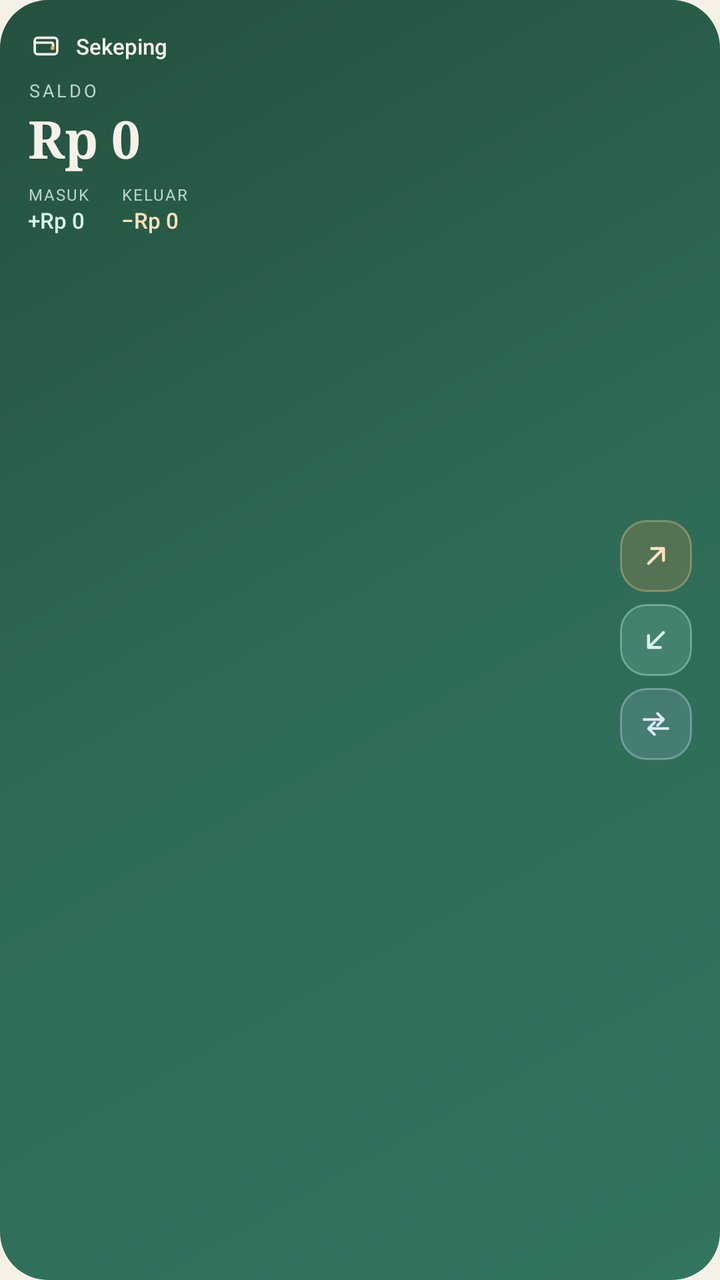
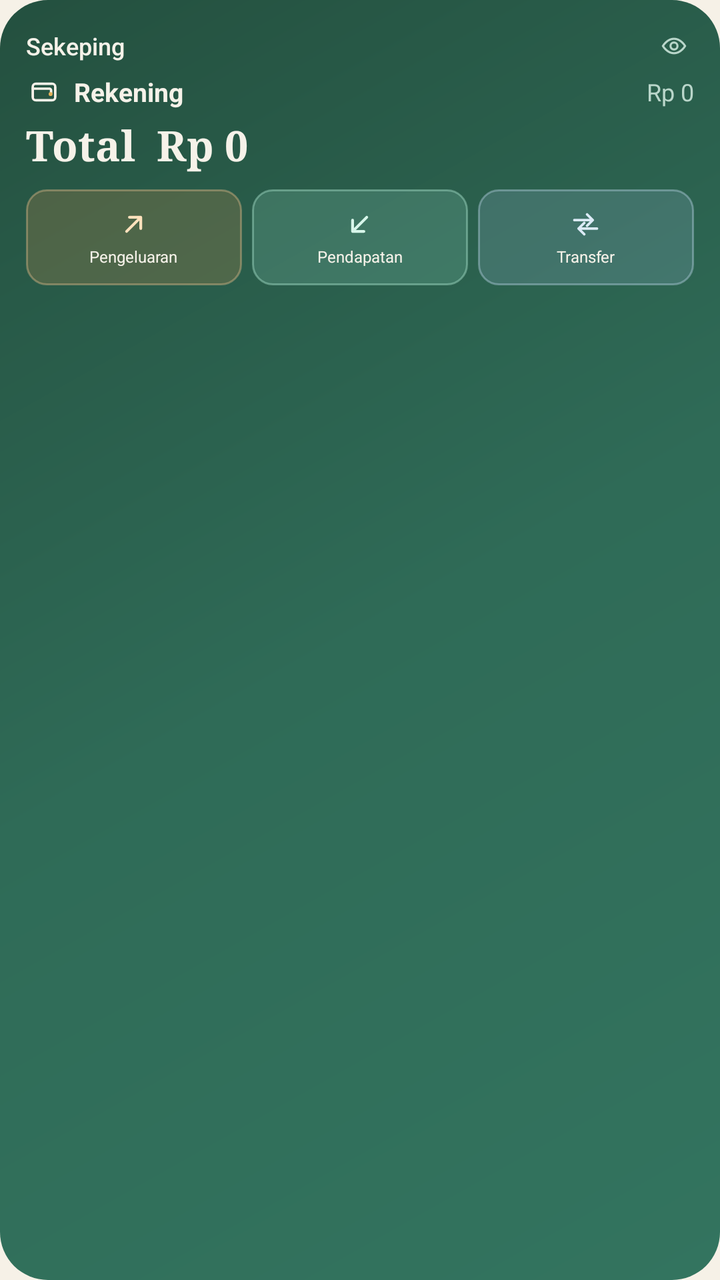

An Android layout rendered at two revisions. The XML below is the earlier revision; the diff shows what the commit changed to produce the second picture.
<!-- AndroidManifest.xml: application theme Theme.Sekeping -->
<!-- res/layout/widget_sekeping_medium.xml -->
<?xml version="1.0" encoding="utf-8"?>
<LinearLayout xmlns:android="http://schemas.android.com/apk/res/android"
    android:id="@+id/widget_root"
    android:layout_width="match_parent"
    android:layout_height="match_parent"
    android:background="@drawable/widget_bg"
    android:contentDescription="@string/widget_open"
    android:orientation="horizontal"
    android:padding="14dp">

    <LinearLayout
        android:layout_width="0dp"
        android:layout_height="match_parent"
        android:layout_weight="1"
        android:orientation="vertical">

        <LinearLayout
            android:layout_width="match_parent"
            android:layout_height="wrap_content"
            android:gravity="center_vertical"
            android:orientation="horizontal">

            <ImageView
                android:layout_width="18dp"
                android:layout_height="18dp"
                android:contentDescription="@string/app_name"
                android:src="@drawable/ic_wallet" />

            <TextView
                android:layout_width="wrap_content"
                android:layout_height="wrap_content"
                android:layout_marginStart="6dp"
                android:fontFamily="sans-serif-medium"
                android:text="@string/app_name"
                android:textColor="@color/widget_cream"
                android:textSize="11sp" />

            <TextView
                android:id="@+id/widget_accounts"
                android:layout_width="0dp"
                android:layout_height="wrap_content"
                android:layout_marginStart="8dp"
                android:layout_weight="1"
                android:ellipsize="end"
                android:gravity="end"
                android:maxLines="1"
                android:textColor="@color/widget_muted"
                android:textSize="9sp" />
        </LinearLayout>

        <TextView
            android:id="@+id/widget_caption"
            android:layout_width="match_parent"
            android:layout_height="wrap_content"
            android:layout_marginTop="7dp"
            android:letterSpacing="0.14"
            android:text="@string/widget_caption"
            android:textAllCaps="true"
            android:textColor="@color/widget_muted"
            android:textSize="9sp" />

        <TextView
            android:id="@+id/widget_balance"
            android:layout_width="match_parent"
            android:layout_height="wrap_content"
            android:ellipsize="end"
            android:fontFamily="serif"
        android:textStyle="bold"
            android:maxLines="1"
            android:text="Rp 0"
            android:textColor="@color/widget_cream"
            android:textSize="26sp" />

        <LinearLayout
            android:layout_width="wrap_content"
            android:layout_height="wrap_content"
            android:layout_marginTop="5dp"
            android:orientation="horizontal">

            <LinearLayout
                android:layout_width="wrap_content"
                android:layout_height="wrap_content"
                android:orientation="vertical">

                <TextView
                    android:layout_width="wrap_content"
                    android:layout_height="wrap_content"
                    android:letterSpacing="0.08"
                    android:text="@string/widget_month_in"
                    android:textAllCaps="true"
                    android:textColor="@color/widget_muted"
                    android:textSize="8sp" />

                <TextView
                    android:id="@+id/widget_month_in"
                    android:layout_width="wrap_content"
                    android:layout_height="wrap_content"
                    android:fontFamily="sans-serif-medium"
                    android:text="+Rp 0"
                    android:textColor="@color/widget_icon_income"
                    android:textSize="11sp" />
            </LinearLayout>

            <LinearLayout
                android:layout_width="wrap_content"
                android:layout_height="wrap_content"
                android:layout_marginStart="16dp"
                android:orientation="vertical">

                <TextView
                    android:layout_width="wrap_content"
                    android:layout_height="wrap_content"
                    android:letterSpacing="0.08"
                    android:text="@string/widget_month_out"
                    android:textAllCaps="true"
                    android:textColor="@color/widget_muted"
                    android:textSize="8sp" />

                <TextView
                    android:id="@+id/widget_month_out"
                    android:layout_width="wrap_content"
                    android:layout_height="wrap_content"
                    android:fontFamily="sans-serif-medium"
                    android:text="−Rp 0"
                    android:textColor="@color/widget_icon_expense"
                    android:textSize="11sp" />
            </LinearLayout>
        </LinearLayout>
    </LinearLayout>

    <LinearLayout
        android:layout_width="36dp"
        android:layout_height="match_parent"
        android:layout_marginStart="10dp"
        android:gravity="center_vertical"
        android:orientation="vertical">

        <ImageView
            android:id="@+id/widget_expense"
            android:layout_width="36dp"
            android:layout_height="36dp"
            android:background="@drawable/widget_btn_expense"
            android:clickable="true"
            android:contentDescription="@string/widget_expense"
            android:focusable="true"
            android:padding="9dp"
            android:src="@drawable/ic_widget_expense"
            android:tint="@color/widget_icon_expense" />

        <ImageView
            android:id="@+id/widget_income"
            android:layout_width="36dp"
            android:layout_height="36dp"
            android:layout_marginTop="6dp"
            android:background="@drawable/widget_btn_income"
            android:clickable="true"
            android:contentDescription="@string/widget_income"
            android:focusable="true"
            android:padding="9dp"
            android:src="@drawable/ic_widget_income"
            android:tint="@color/widget_icon_income" />

        <ImageView
            android:id="@+id/widget_transfer"
            android:layout_width="36dp"
            android:layout_height="36dp"
            android:layout_marginTop="6dp"
            android:background="@drawable/widget_btn_transfer"
            android:clickable="true"
            android:contentDescription="@string/widget_transfer"
            android:focusable="true"
            android:padding="9dp"
            android:src="@drawable/ic_widget_transfer"
            android:tint="@color/widget_icon_transfer" />
    </LinearLayout>
</LinearLayout>
<!-- resources referenced by this layout -->
<resources>
  <color name="widget_cream">#F6F2E9</color>
  <color name="widget_icon_expense">#FFE1BC</color>
  <color name="widget_icon_income">#D8F6EA</color>
  <color name="widget_icon_transfer">#DCEBF7</color>
  <color name="widget_muted">#B9D6CA</color>
  <!-- drawable widget_bg (drawable) -->
  <?xml version="1.0" encoding="utf-8"?>
  <shape xmlns:android="http://schemas.android.com/apk/res/android"
      android:shape="rectangle">
      <gradient
          android:angle="135"
          android:centerColor="@color/brand"
          android:endColor="@color/brand_dark"
          android:startColor="#33745F"
          android:type="linear" />
      <corners android:radius="24dp" />
  </shape>
  <!-- drawable widget_btn_expense (drawable) -->
  <?xml version="1.0" encoding="utf-8"?>
  <ripple xmlns:android="http://schemas.android.com/apk/res/android"
      android:color="#33FFFFFF">
      <item>
          <shape android:shape="rectangle">
              <solid android:color="#3DC98A4B" />
              <corners android:radius="13dp" />
              <stroke
                  android:width="1dp"
                  android:color="#66E8BE8C" />
          </shape>
      </item>
  </ripple>
  <!-- drawable widget_btn_income (drawable) -->
  <?xml version="1.0" encoding="utf-8"?>
  <ripple xmlns:android="http://schemas.android.com/apk/res/android"
      android:color="#33FFFFFF">
      <item>
          <shape android:shape="rectangle">
              <solid android:color="#338FD8C0" />
              <corners android:radius="13dp" />
              <stroke
                  android:width="1dp"
                  android:color="#66B4EED8" />
          </shape>
      </item>
  </ripple>
  <!-- drawable widget_btn_transfer (drawable) -->
  <?xml version="1.0" encoding="utf-8"?>
  <ripple xmlns:android="http://schemas.android.com/apk/res/android"
      android:color="#33FFFFFF">
      <item>
          <shape android:shape="rectangle">
              <solid android:color="#339DBBD4" />
              <corners android:radius="13dp" />
              <stroke
                  android:width="1dp"
                  android:color="#66BED7EC" />
          </shape>
      </item>
  </ripple>
  <string name="app_name">Sekeping</string>
  <string name="widget_caption">Saldo</string>
  <string name="widget_expense">Pengeluaran</string>
  <string name="widget_income">Pendapatan</string>
  <string name="widget_month_in">Masuk</string>
  <string name="widget_month_out">Keluar</string>
  <string name="widget_open">Buka Sekeping</string>
  <string name="widget_transfer">Transfer</string>
  <style name="Theme.Sekeping" parent="Theme.AppCompat.DayNight.NoActionBar">
          <item name="colorPrimary">@color/brand</item>
          <item name="colorPrimaryDark">@color/paper</item>
          <item name="colorAccent">@color/accent</item>
          <item name="android:windowBackground">@color/paper</item>
          <item name="android:statusBarColor">@color/paper</item>
          <item name="android:navigationBarColor">@color/paper</item>
          <item name="android:windowLightStatusBar">true</item>
      </style>
  <color name="brand">#2F6B57</color>
  <color name="brand_dark">#24503F</color>
  <color name="paper">#F6F1E7</color>
  <color name="accent">#2F6B57</color>
  <!-- unchanged entries left out for length: 4 -->
</resources>

<!-- the commit's change to res/layout/widget_sekeping_medium.xml (unified diff, before → after) -->
@@ -5,172 +5,186 @@
     android:layout_height="match_parent"
     android:background="@drawable/widget_bg"
     android:contentDescription="@string/widget_open"
-    android:orientation="horizontal"
-    android:padding="14dp">
+    android:orientation="vertical"
+    android:padding="13dp">
 
     <LinearLayout
-        android:layout_width="0dp"
-        android:layout_height="match_parent"
-        android:layout_weight="1"
-        android:orientation="vertical">
-
-        <LinearLayout
-            android:layout_width="match_parent"
-            android:layout_height="wrap_content"
-            android:gravity="center_vertical"
-            android:orientation="horizontal">
-
-            <ImageView
-                android:layout_width="18dp"
-                android:layout_height="18dp"
-                android:contentDescription="@string/app_name"
-                android:src="@drawable/ic_wallet" />
-
-            <TextView
-                android:layout_width="wrap_content"
-                android:layout_height="wrap_content"
-                android:layout_marginStart="6dp"
-                android:fontFamily="sans-serif-medium"
-                android:text="@string/app_name"
-                android:textColor="@color/widget_cream"
-                android:textSize="11sp" />
-
-            <TextView
-                android:id="@+id/widget_accounts"
-                android:layout_width="0dp"
-                android:layout_height="wrap_content"
-                android:layout_marginStart="8dp"
-                android:layout_weight="1"
-                android:ellipsize="end"
-                android:gravity="end"
-                android:maxLines="1"
-                android:textColor="@color/widget_muted"
-                android:textSize="9sp" />
-        </LinearLayout>
+        android:layout_width="match_parent"
+        android:layout_height="wrap_content"
+        android:gravity="center_vertical"
+        android:orientation="horizontal">
 
         <TextView
-            android:id="@+id/widget_caption"
-            android:layout_width="match_parent"
-            android:layout_height="wrap_content"
-            android:layout_marginTop="7dp"
-            android:letterSpacing="0.14"
-            android:text="@string/widget_caption"
-            android:textAllCaps="true"
-            android:textColor="@color/widget_muted"
-            android:textSize="9sp" />
-
-        <TextView
-            android:id="@+id/widget_balance"
-            android:layout_width="match_parent"
-            android:layout_height="wrap_content"
-            android:ellipsize="end"
-            android:fontFamily="serif"
-        android:textStyle="bold"
-            android:maxLines="1"
-            android:text="Rp 0"
-            android:textColor="@color/widget_cream"
-            android:textSize="26sp" />
-
-        <LinearLayout
             android:layout_width="wrap_content"
             android:layout_height="wrap_content"
-            android:layout_marginTop="5dp"
-            android:orientation="horizontal">
+            android:fontFamily="sans-serif-medium"
+            android:text="@string/app_name"
+            android:textColor="@color/widget_cream"
+            android:textSize="12sp" />
 
-            <LinearLayout
-                android:layout_width="wrap_content"
-                android:layout_height="wrap_content"
-                android:orientation="vertical">
+        <View
+            android:layout_width="0dp"
+            android:layout_height="1dp"
+            android:layout_weight="1" />
 
-                <TextView
-                    android:layout_width="wrap_content"
-                    android:layout_height="wrap_content"
-                    android:letterSpacing="0.08"
-                    android:text="@string/widget_month_in"
-                    android:textAllCaps="true"
-                    android:textColor="@color/widget_muted"
-                    android:textSize="8sp" />
-
-                <TextView
-                    android:id="@+id/widget_month_in"
-                    android:layout_width="wrap_content"
-                    android:layout_height="wrap_content"
-                    android:fontFamily="sans-serif-medium"
-                    android:text="+Rp 0"
-                    android:textColor="@color/widget_icon_income"
-                    android:textSize="11sp" />
-            </LinearLayout>
-
-            <LinearLayout
-                android:layout_width="wrap_content"
-                android:layout_height="wrap_content"
-                android:layout_marginStart="16dp"
-                android:orientation="vertical">
-
-                <TextView
-                    android:layout_width="wrap_content"
-                    android:layout_height="wrap_content"
-                    android:letterSpacing="0.08"
-                    android:text="@string/widget_month_out"
-                    android:textAllCaps="true"
-                    android:textColor="@color/widget_muted"
-                    android:textSize="8sp" />
-
-                <TextView
-                    android:id="@+id/widget_month_out"
-                    android:layout_width="wrap_content"
-                    android:layout_height="wrap_content"
-                    android:fontFamily="sans-serif-medium"
-                    android:text="−Rp 0"
-                    android:textColor="@color/widget_icon_expense"
-                    android:textSize="11sp" />
-            </LinearLayout>
-        </LinearLayout>
+        <ImageView
+            android:id="@+id/widget_eye"
+            android:layout_width="20dp"
+            android:layout_height="20dp"
+            android:contentDescription="@string/widget_toggle_amounts"
+            android:padding="3dp"
+            android:src="@drawable/ic_eye"
+            android:tint="@color/widget_muted" />
     </LinearLayout>
 
     <LinearLayout
-        android:layout_width="36dp"
-        android:layout_height="match_parent"
-        android:layout_marginStart="10dp"
+        android:layout_width="match_parent"
+        android:layout_height="wrap_content"
+        android:layout_marginTop="4dp"
         android:gravity="center_vertical"
-        android:orientation="vertical">
+        android:orientation="horizontal">
 
         <ImageView
+            android:id="@+id/widget_provider_icon"
+            android:layout_width="18dp"
+            android:layout_height="18dp"
+            android:contentDescription="@string/widget_provider"
+            android:src="@drawable/ic_wallet" />
+
+        <TextView
+            android:id="@+id/widget_provider"
+            android:layout_width="0dp"
+            android:layout_height="wrap_content"
+            android:layout_marginStart="6dp"
+            android:layout_weight="1"
+            android:ellipsize="end"
+            android:maxLines="1"
+            android:text="@string/widget_provider"
+            android:textColor="@color/widget_cream"
+            android:textSize="13sp"
+            android:textStyle="bold" />
+
+        <TextView
+            android:id="@+id/widget_provider_balance"
+            android:layout_width="wrap_content"
+            android:layout_height="wrap_content"
+            android:layout_marginStart="8dp"
+            android:ellipsize="end"
+            android:maxLines="1"
+            android:text="Rp 0"
+            android:textColor="@color/widget_muted"
+            android:textSize="12sp" />
+    </LinearLayout>
+
+    <TextView
+        android:id="@+id/widget_total"
+        android:layout_width="match_parent"
+        android:layout_height="wrap_content"
+        android:layout_marginTop="3dp"
+        android:ellipsize="end"
+        android:fontFamily="serif"
+        android:maxLines="1"
+        android:text="Total  Rp 0"
+        android:textColor="@color/widget_cream"
+        android:textSize="21sp"
+        android:textStyle="bold" />
+
+    <LinearLayout
+        android:layout_width="match_parent"
+        android:layout_height="48dp"
+        android:layout_marginTop="8dp"
+        android:orientation="horizontal">
+
+        <LinearLayout
             android:id="@+id/widget_expense"
-            android:layout_width="36dp"
-            android:layout_height="36dp"
+            android:layout_width="0dp"
+            android:layout_height="match_parent"
+            android:layout_marginEnd="5dp"
+            android:layout_weight="1"
             android:background="@drawable/widget_btn_expense"
             android:clickable="true"
             android:contentDescription="@string/widget_expense"
             android:focusable="true"
-            android:padding="9dp"
-            android:src="@drawable/ic_widget_expense"
-            android:tint="@color/widget_icon_expense" />
+            android:gravity="center"
+            android:orientation="vertical">
 
-        <ImageView
+            <ImageView
+                android:layout_width="17dp"
+                android:layout_height="17dp"
+                android:contentDescription="@string/widget_expense"
+                android:src="@drawable/ic_widget_expense"
+                android:tint="@color/widget_icon_expense" />
+
+            <TextView
+                android:id="@+id/widget_expense_label"
+                android:layout_width="wrap_content"
+                android:layout_height="wrap_content"
+                android:layout_marginTop="2dp"
+                android:maxLines="1"
+                android:text="@string/widget_expense"
+                android:textColor="@color/widget_cream"
+                android:textSize="8sp" />
+        </LinearLayout>
+
+        <LinearLayout
             android:id="@+id/widget_income"
-            android:layout_width="36dp"
-            android:layout_height="36dp"
-            android:layout_marginTop="6dp"
+            android:layout_width="0dp"
+            android:layout_height="match_parent"
+            android:layout_marginEnd="5dp"
+            android:layout_weight="1"
             android:background="@drawable/widget_btn_income"
             android:clickable="true"
             android:contentDescription="@string/widget_income"
             android:focusable="true"
-            android:padding="9dp"
-            android:src="@drawable/ic_widget_income"
-            android:tint="@color/widget_icon_income" />
+            android:gravity="center"
+            android:orientation="vertical">
 
-        <ImageView
+            <ImageView
+                android:layout_width="17dp"
+                android:layout_height="17dp"
+                android:contentDescription="@string/widget_income"
+                android:src="@drawable/ic_widget_income"
+                android:tint="@color/widget_icon_income" />
+
+            <TextView
+                android:id="@+id/widget_income_label"
+                android:layout_width="wrap_content"
+                android:layout_height="wrap_content"
+                android:layout_marginTop="2dp"
+                android:maxLines="1"
+                android:text="@string/widget_income"
+                android:textColor="@color/widget_cream"
+                android:textSize="8sp" />
+        </LinearLayout>
+
+        <LinearLayout
             android:id="@+id/widget_transfer"
-            android:layout_width="36dp"
-            android:layout_height="36dp"
-            android:layout_marginTop="6dp"
+            android:layout_width="0dp"
+            android:layout_height="match_parent"
+            android:layout_weight="1"
             android:background="@drawable/widget_btn_transfer"
             android:clickable="true"
             android:contentDescription="@string/widget_transfer"
             android:focusable="true"
-            android:padding="9dp"
-            android:src="@drawable/ic_widget_transfer"
-            android:tint="@color/widget_icon_transfer" />
+            android:gravity="center"
+            android:orientation="vertical">
+
+            <ImageView
+                android:layout_width="17dp"
+                android:layout_height="17dp"
+                android:contentDescription="@string/widget_transfer"
+                android:src="@drawable/ic_widget_transfer"
+                android:tint="@color/widget_icon_transfer" />
+
+            <TextView
+                android:id="@+id/widget_transfer_label"
+                android:layout_width="wrap_content"
+                android:layout_height="wrap_content"
+                android:layout_marginTop="2dp"
+                android:maxLines="1"
+                android:text="@string/widget_transfer"
+                android:textColor="@color/widget_cream"
+                android:textSize="8sp" />
+        </LinearLayout>
     </LinearLayout>
 </LinearLayout>
<!-- resource entries referenced after the edit -->
@@ -5,6 +5,15 @@
   <color name="widget_icon_income">#D8F6EA</color>
   <color name="widget_icon_transfer">#DCEBF7</color>
   <color name="widget_muted">#B9D6CA</color>
+  <!-- drawable ic_eye (drawable) -->
+  <vector xmlns:android="http://schemas.android.com/apk/res/android"
+      android:width="24dp" android:height="24dp"
+      android:viewportWidth="24" android:viewportHeight="24">
+      <path android:fillColor="#00000000" android:strokeColor="#FFFFFFFF" android:strokeWidth="1.8"
+          android:pathData="M2.5,12S6,5.8 12,5.8 21.5,12 21.5,12 18,18.2 12,18.2 2.5,12 2.5,12Z" />
+      <path android:fillColor="#00000000" android:strokeColor="#FFFFFFFF" android:strokeWidth="1.8"
+          android:pathData="M12,12m-3,0a3,3 0 1,0 6,0a3,3 0 1,0 -6,0" />
+  </vector>
   <!-- drawable widget_bg (drawable) -->
   <?xml version="1.0" encoding="utf-8"?>
   <shape xmlns:android="http://schemas.android.com/apk/res/android"
@@ -24,7 +33,7 @@
       <item>
           <shape android:shape="rectangle">
               <solid android:color="#3DC98A4B" />
-              <corners android:radius="13dp" />
+              <corners android:radius="10dp" />
               <stroke
                   android:width="1dp"
                   android:color="#66E8BE8C" />
@@ -38,7 +47,7 @@
       <item>
           <shape android:shape="rectangle">
               <solid android:color="#338FD8C0" />
-              <corners android:radius="13dp" />
+              <corners android:radius="10dp" />
               <stroke
                   android:width="1dp"
                   android:color="#66B4EED8" />
@@ -52,7 +61,7 @@
       <item>
           <shape android:shape="rectangle">
               <solid android:color="#339DBBD4" />
-              <corners android:radius="13dp" />
+              <corners android:radius="10dp" />
               <stroke
                   android:width="1dp"
                   android:color="#66BED7EC" />
@@ -60,12 +69,11 @@
       </item>
   </ripple>
   <string name="app_name">Sekeping</string>
-  <string name="widget_caption">Saldo</string>
   <string name="widget_expense">Pengeluaran</string>
   <string name="widget_income">Pendapatan</string>
-  <string name="widget_month_in">Masuk</string>
-  <string name="widget_month_out">Keluar</string>
   <string name="widget_open">Buka Sekeping</string>
+  <string name="widget_provider">Rekening</string>
+  <string name="widget_toggle_amounts">Sembunyikan atau tampilkan nominal</string>
   <string name="widget_transfer">Transfer</string>
   <style name="Theme.Sekeping" parent="Theme.AppCompat.DayNight.NoActionBar">
           <item name="colorPrimary">@color/brand</item>
